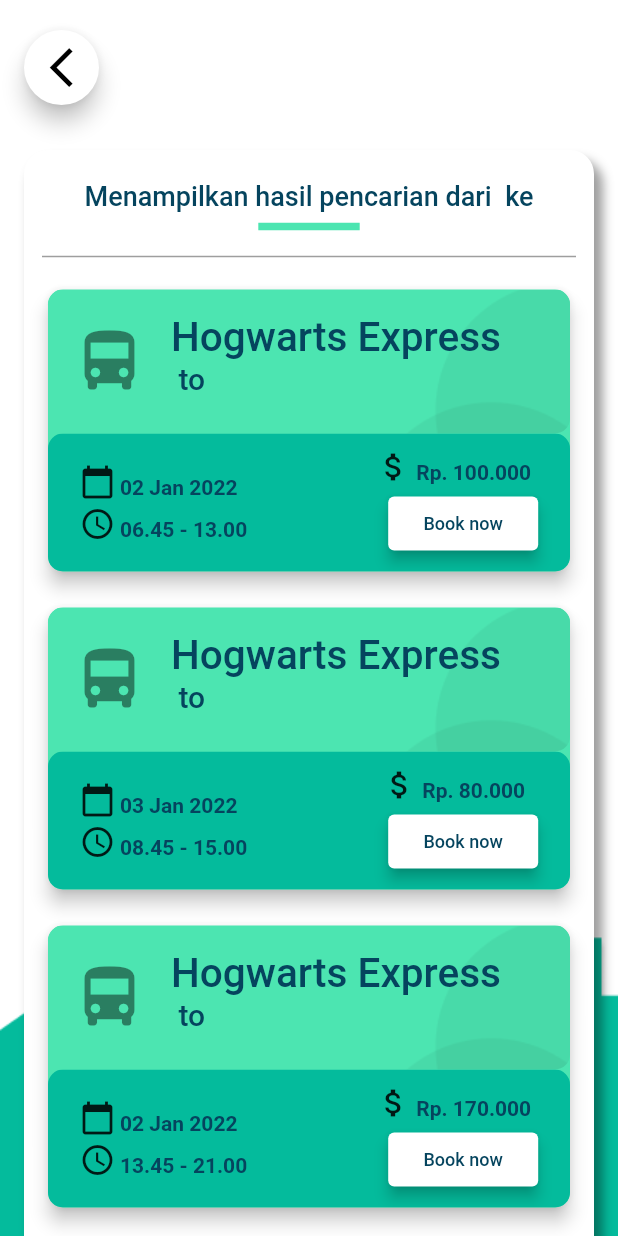
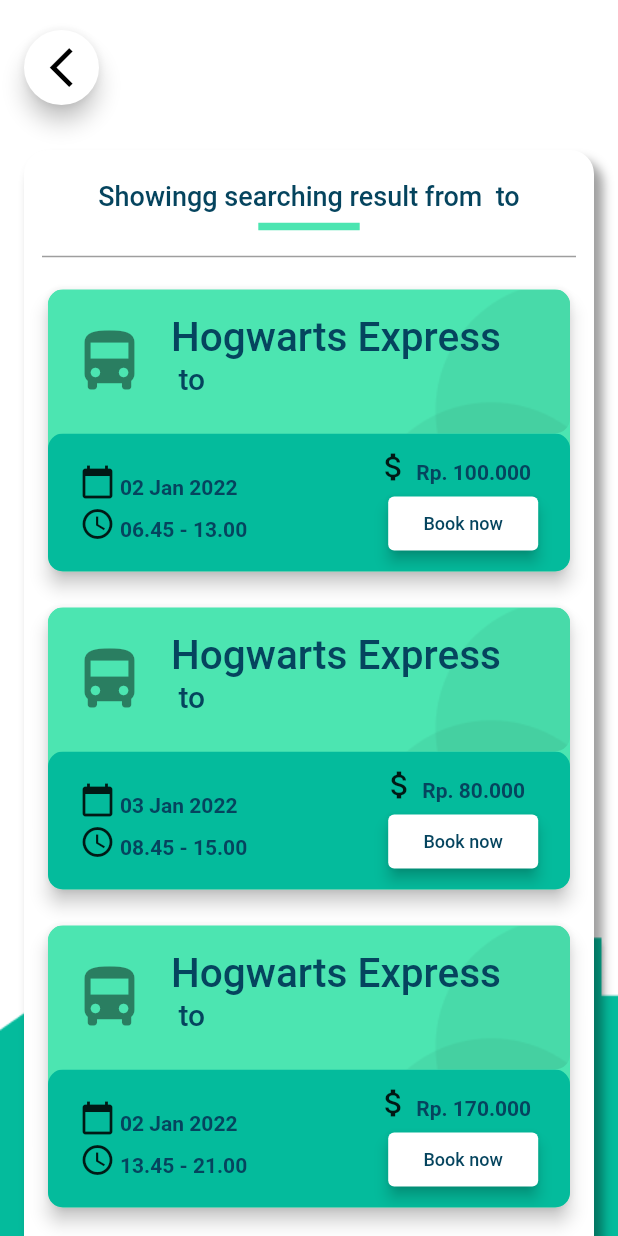
Before and after one commit to omaewa-mo-shinderu-APEC/TransitSpot, a Flutter app: the SearchResultView screen opened directly with empty values, on a phone screen of 412 x 824 dp. Run offline on Flutter 3.47's test engine with Material 2 defaults, Android fonts, the phone set to English and light mode, and no system bars; our stand-ins replace cloud_firestore, dio, firebase_auth, firebase_core, freezed_annotation, geolocator and 4 more; missing offline and left inert: flutter_polyline_points, places_service; accounts and stored records are empty.

Commit message:
fix: resolve diff language

```diff
--- a/lib/ui/views/search_result/search_result_view.dart
+++ b/lib/ui/views/search_result/search_result_view.dart
@@ -77,7 +77,7 @@ class SearchResultView extends StatelessWidget {
                         child: Column(
                           children: [
                             Text(
-                              'Menampilkan hasil pencarian dari $start ke $destination',
+                              'Showingg searching result from $start to $destination',
                               textAlign: TextAlign.center,
                               style: TextStyle(
                                 fontWeight: FontWeight.w500,
```
